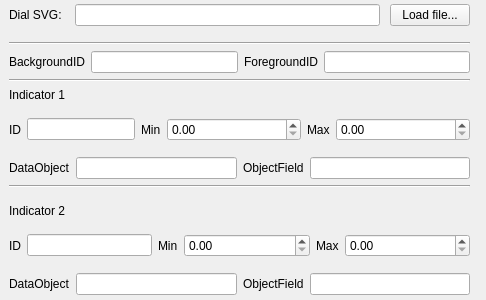
The window that ground/src/plugins/airspeed/airspeedgadgetoptionspage.ui (openpilot/OpenPilot) describes before a commit, drawn with Qt 5.
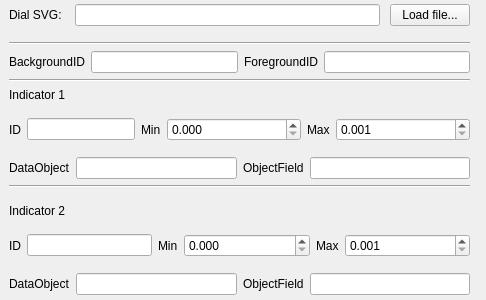
The same window after the commit.

Commit message: Bugfix (division by zero error if Maxvalue=0...). Rotation code can/should be improved, but still, it's a start.

What changed in the file:
```diff
--- a/ground/src/plugins/airspeed/airspeedgadgetoptionspage.ui
+++ b/ground/src/plugins/airspeed/airspeedgadgetoptionspage.ui
@@ -164,6 +164,9 @@
             <verstretch>0</verstretch>
            </sizepolicy>
           </property>
+          <property name="decimals">
+           <number>3</number>
+          </property>
           <property name="maximum">
            <double>100000.000000000000000</double>
           </property>
@@ -184,6 +187,12 @@
             <verstretch>0</verstretch>
            </sizepolicy>
           </property>
+          <property name="decimals">
+           <number>3</number>
+          </property>
+          <property name="minimum">
+           <double>0.001000000000000</double>
+          </property>
           <property name="maximum">
            <double>100000.000000000000000</double>
           </property>
@@ -279,6 +288,9 @@
             <verstretch>0</verstretch>
            </sizepolicy>
           </property>
+          <property name="decimals">
+           <number>3</number>
+          </property>
           <property name="maximum">
            <double>100000.000000000000000</double>
           </property>
@@ -299,6 +311,12 @@
             <verstretch>0</verstretch>
            </sizepolicy>
           </property>
+          <property name="decimals">
+           <number>3</number>
+          </property>
+          <property name="minimum">
+           <double>0.001000000000000</double>
+          </property>
           <property name="maximum">
            <double>100000.000000000000000</double>
           </property>
```
The commit also changes 1 other file.
